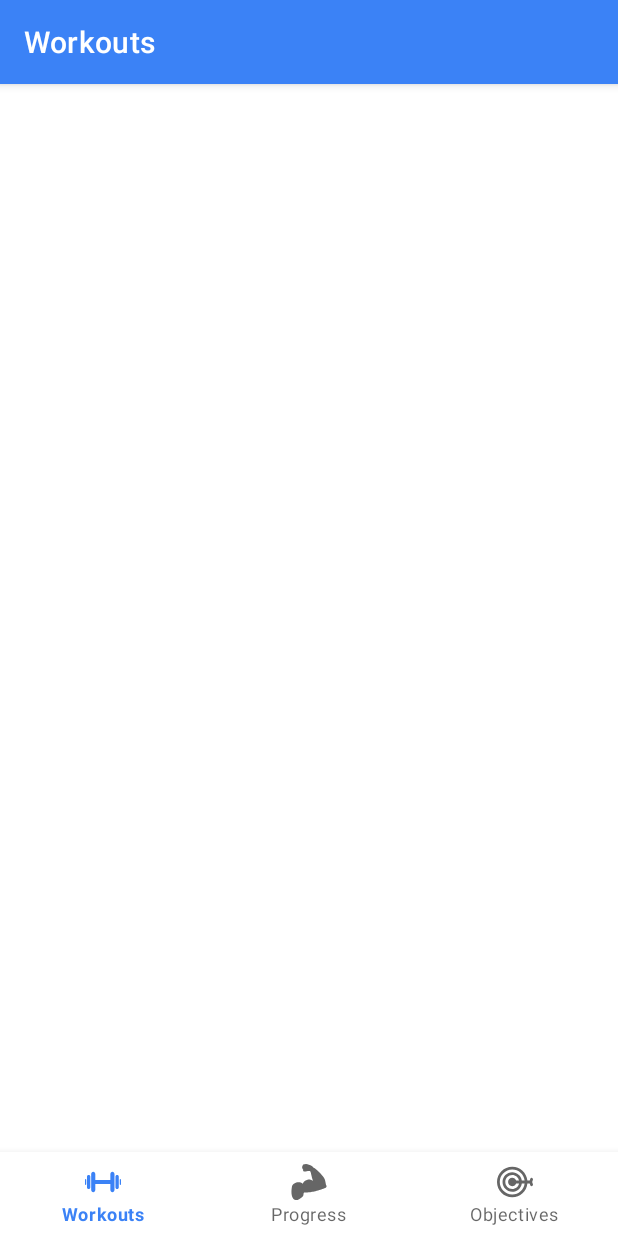
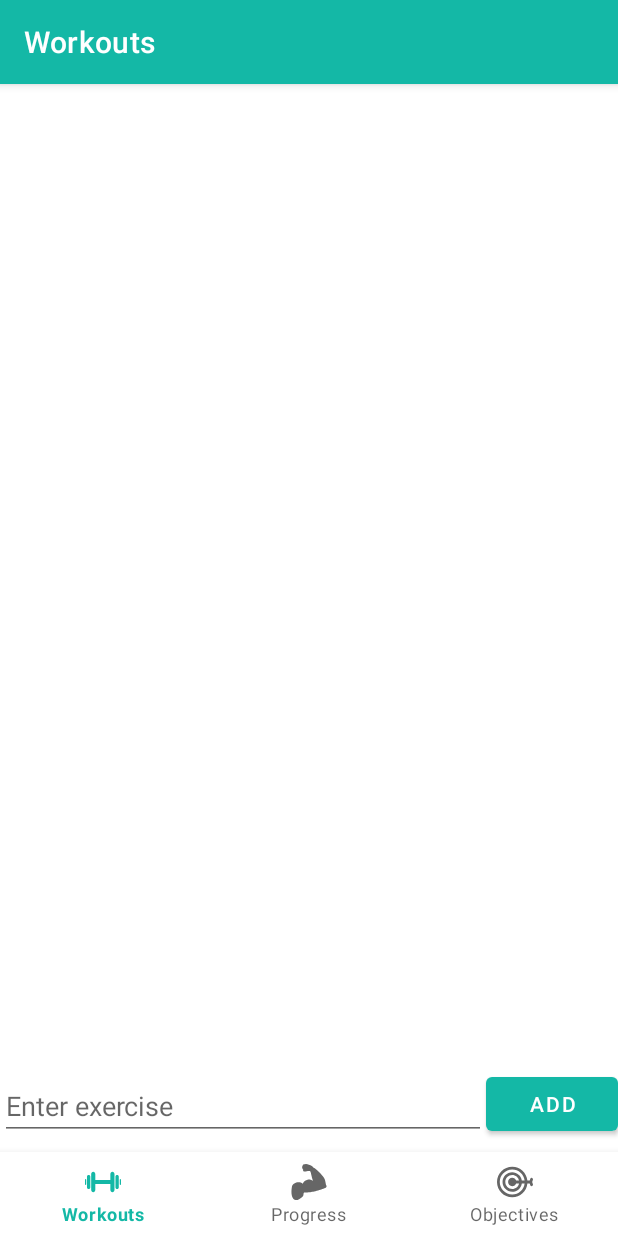
Before and after one commit to alexbiolete/android-workshops, an Android app: the screen it shows after launch (MainActivity), on a phone screen of 412 x 824 dp. Run offline under Robolectric (Android 15) with nearby library versions, the phone set to English and light mode, and no system bars; our stand-ins replace navigation-ui.

Commit message:
Implemented exercise list functionality

```diff
--- a/app/src/main/java/com/eim/kotlin/workout/planner/ui/workouts/WorkoutsFragment.kt
+++ b/app/src/main/java/com/eim/kotlin/workout/planner/ui/workouts/WorkoutsFragment.kt
@@ -4,12 +4,17 @@ import android.os.Bundle
 import android.view.LayoutInflater
 import android.view.View
 import android.view.ViewGroup
+import android.widget.Adapter
 import android.widget.TextView
 import androidx.fragment.app.Fragment
 import androidx.lifecycle.ViewModelProvider
+import androidx.recyclerview.widget.LinearLayoutManager
 import com.eim.kotlin.workout.planner.databinding.FragmentWorkoutsBinding
+import com.eim.kotlin.workout.planner.ui.workouts.exercises.Exercise
+import com.eim.kotlin.workout.planner.ui.workouts.exercises.ExerciseAdapter
 
 class WorkoutsFragment : Fragment() {
+    private lateinit var exerciseAdapter: ExerciseAdapter
 
     private var _binding: FragmentWorkoutsBinding? = null
 
@@ -22,16 +27,26 @@ class WorkoutsFragment : Fragment() {
             container: ViewGroup?,
             savedInstanceState: Bundle?
     ): View {
-        val homeViewModel =
+        val workoutsViewModel =
                 ViewModelProvider(this).get(WorkoutsViewModel::class.java)
 
         _binding = FragmentWorkoutsBinding.inflate(inflater, container, false)
         val root: View = binding.root
 
-//        val textView: TextView = binding.textHome
-//        homeViewModel.text.observe(viewLifecycleOwner) {
-//            textView.text = it
-//        }
+        exerciseAdapter = ExerciseAdapter(mutableListOf())
+
+        binding.rvExercises.adapter = exerciseAdapter
+        binding.rvExercises.layoutManager = LinearLayoutManager(this.context)
+
+        binding.btnAddExercise.setOnClickListener {
+            val exerciseTitle = binding.etAddExercise.text.toString()
+            if (exerciseTitle.isNotEmpty()) {
+                val exercise = Exercise(exerciseTitle)
+                exerciseAdapter.addExercise(exercise)
+                binding.etAddExercise.text.clear()
+            }
+        }
+
         return root
     }
 
--- a/app/src/main/res/layout/activity_main.xml
+++ b/app/src/main/res/layout/activity_main.xml
@@ -3,8 +3,8 @@
     xmlns:app="http://schemas.android.com/apk/res-auto"
     android:id="@+id/container"
     android:layout_width="match_parent"
-    android:layout_height="match_parent"
-    android:paddingTop="?attr/actionBarSize">
+    android:layout_height="match_parent">
+<!--    android:paddingTop="?attr/actionBarSize"-->
 
     <com.google.android.material.bottomnavigation.BottomNavigationView
         android:id="@+id/nav_view"
--- a/app/src/main/res/layout/fragment_workouts.xml
+++ b/app/src/main/res/layout/fragment_workouts.xml
@@ -4,8 +4,7 @@
     xmlns:tools="http://schemas.android.com/tools"
     android:layout_width="match_parent"
     android:layout_height="match_parent"
-    android:paddingHorizontal="16dp"
-    android:paddingVertical="9dp"
+    android:paddingBottom="64dp"
     tools:context=".ui.workouts.WorkoutsFragment">
 
     <androidx.recyclerview.widget.RecyclerView
@@ -15,8 +14,7 @@
         app:layout_constraintBottom_toTopOf="@+id/etAddExercise"
         app:layout_constraintEnd_toEndOf="parent"
         app:layout_constraintStart_toStartOf="parent"
-        app:layout_constraintTop_toTopOf="parent"
-        tools:ignore="MissingConstraints" />
+        app:layout_constraintTop_toTopOf="parent" />
 
     <EditText
         android:id="@+id/etAddExercise"
--- a/app/src/main/res/values/themes.xml
+++ b/app/src/main/res/values/themes.xml
@@ -2,12 +2,12 @@
     <!-- Base application theme. -->
     <style name="Theme.KotlinWorkoutPlanner" parent="Theme.MaterialComponents.DayNight.DarkActionBar">
         <!-- Primary brand color. -->
-        <item name="colorPrimary">@color/blue_500</item>
-        <item name="colorPrimaryVariant">@color/blue_700</item>
+        <item name="colorPrimary">@color/teal_500</item>
+        <item name="colorPrimaryVariant">@color/teal_700</item>
         <item name="colorOnPrimary">@color/white</item>
         <!-- Secondary brand color. -->
-        <item name="colorSecondary">@color/teal_200</item>
-        <item name="colorSecondaryVariant">@color/teal_700</item>
+        <item name="colorSecondary">@color/blue_200</item>
+        <item name="colorSecondaryVariant">@color/blue_700</item>
         <item name="colorOnSecondary">@color/black</item>
         <!-- Status bar color. -->
         <item name="android:statusBarColor" tools:targetApi="l">?attr/colorPrimaryVariant</item>
```
Also changed, not shown: app/src/main/java/com/eim/kotlin/workout/planner/ui/workouts/exercises/Exercise.kt (added, +7 -0 lines), app/src/main/java/com/eim/kotlin/workout/planner/ui/workouts/exercises/ExerciseAdapter.kt (added, +55 -0 lines).
